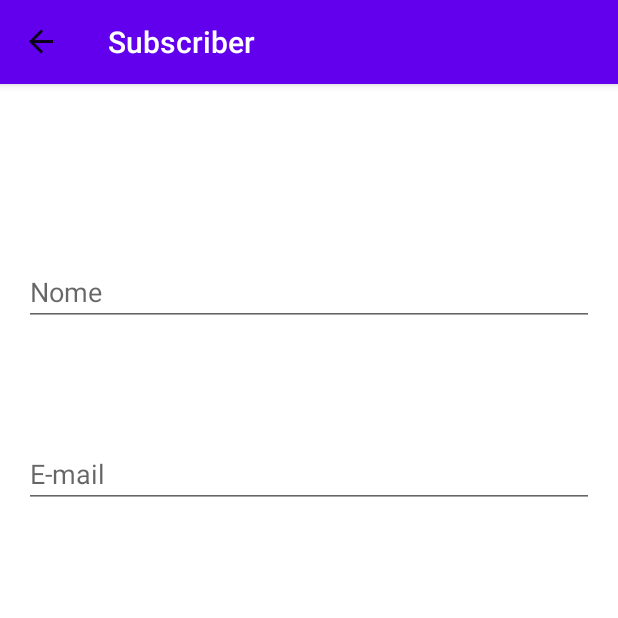
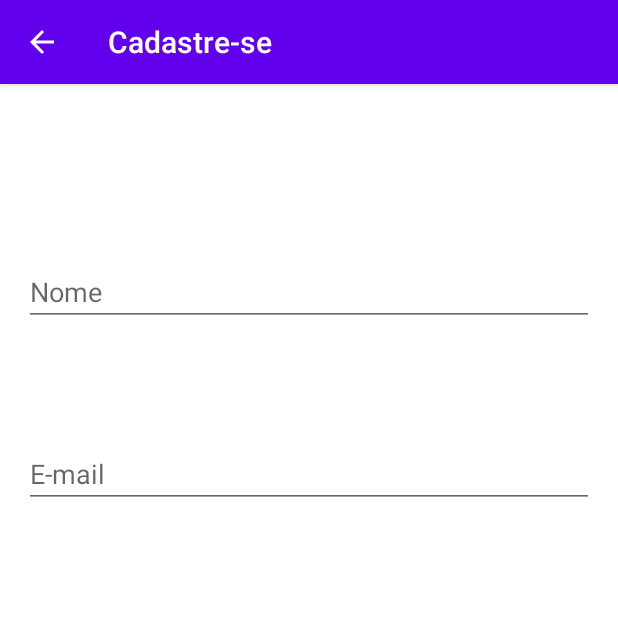
Before and after one commit to GraceTorresLeite/ProjetoAndroid, an Android app: the SubscriberFragment screen opened through its navigation route, on a phone screen of 412 x 824 dp, the top half of it. Run offline under Robolectric (Android 15) with nearby library versions, the phone set to English and light mode, and no system bars; our stand-ins replace Room's generated code, navigation-ui.

```diff
--- a/app/src/main/java/com/example/projetoandroid/MainActivity.kt
+++ b/app/src/main/java/com/example/projetoandroid/MainActivity.kt
@@ -2,20 +2,34 @@ package com.example.projetoandroid
 
 import androidx.appcompat.app.AppCompatActivity
 import android.os.Bundle
+import androidx.navigation.NavController
 import androidx.navigation.fragment.NavHostFragment
 import androidx.navigation.ui.AppBarConfiguration
+import androidx.navigation.ui.navigateUp
+import androidx.navigation.ui.setupActionBarWithNavController
 import androidx.navigation.ui.setupWithNavController
 import kotlinx.android.synthetic.main.activity_main.*
 
 class MainActivity : AppCompatActivity() {
+    private lateinit var navController: NavController
+    private lateinit var appBarConfiguration: AppBarConfiguration
+
     override fun onCreate(savedInstanceState: Bundle?) {
         super.onCreate(savedInstanceState)
         setContentView(R.layout.activity_main)
 
+        setSupportActionBar(app_toolbar)
         val navHostFragment = supportFragmentManager.findFragmentById(R.id.nav_host_fragment) as NavHostFragment
-        val navController = navHostFragment.navController
-        val appBarConfiguration = AppBarConfiguration(navController.graph)
+        navController = navHostFragment.navController
+        appBarConfiguration = AppBarConfiguration(navController.graph)
+        setupActionBarWithNavController(navController, appBarConfiguration)
 
-        app_toolbar.setupWithNavController(navController, appBarConfiguration)
+        navController.addOnDestinationChangedListener { _, _, _ ->  // trocando meus fragmentos
+            supportActionBar?.setHomeAsUpIndicator(R.drawable.ic_back)
+        }
+    }
+
+    override fun onSupportNavigateUp(): Boolean {
+        return navController.navigateUp(appBarConfiguration) || super.onSupportNavigateUp()//configurando back
     }
 }
--- a/app/src/main/java/com/example/projetoandroid/data/db/dao/SubscriberDAO.kt
+++ b/app/src/main/java/com/example/projetoandroid/data/db/dao/SubscriberDAO.kt
@@ -22,5 +22,5 @@ interface SubscriberDAO {
     suspend fun deleteAll()
 
     @Query("SELECT * FROM subscriber")
-    fun getAll(): LiveData<List<SubscriberEntity>>
+    suspend fun getAll(): List<SubscriberEntity>
 }
--- a/app/src/main/java/com/example/projetoandroid/data/db/entity/SubscriberEntity.kt
+++ b/app/src/main/java/com/example/projetoandroid/data/db/entity/SubscriberEntity.kt
@@ -1,12 +1,15 @@
 package com.example.projetoandroid.data.db.entity
 
+import android.os.Parcelable
 import androidx.room.Entity
 import androidx.room.PrimaryKey
+import kotlinx.android.parcel.Parcelize
 
+@Parcelize
 @Entity(tableName = "subscriber")
 data class SubscriberEntity(
     @PrimaryKey(autoGenerate = true)
     val id: Long = 0,
     val name: String,
     val email: String
-)
+): Parcelable // implementando
--- /dev/null
+++ b/app/src/main/java/com/example/projetoandroid/extension/NavExtension.kt
@@ -0,0 +1,20 @@
+package com.example.projetoandroid.estension
+
+import androidx.navigation.NavController
+import androidx.navigation.NavOptions
+import com.example.projetoandroid.R
+
+// passar animações do projeto , buil constroi as navegaç~coes
+private val slideLeftOptions = NavOptions.Builder()
+        .setEnterAnim(R.anim.slide_in_right)
+        .setExitAnim(R.anim.slide_out_left)
+        .setPopEnterAnim(R.anim.slide_in_left)
+        .setPopExitAnim(R.anim.slide_out_right)
+        .build()
+
+fun NavController.navigateWithAnimations( //nova navegação com as novas animações
+        destinationId: Int,
+        animation: NavOptions = slideLeftOptions
+) {
+    this.navigate(destinationId, null, animation)
+}
--- a/app/src/main/java/com/example/projetoandroid/repository/DatabaseDataSource.kt
+++ b/app/src/main/java/com/example/projetoandroid/repository/DatabaseDataSource.kt
@@ -1,6 +1,6 @@
 package com.example.projetoandroid.repository
 
-import androidx.lifecycle.LiveData
+
 import com.example.projetoandroid.data.db.dao.SubscriberDAO
 import com.example.projetoandroid.data.db.entity.SubscriberEntity
 
@@ -33,7 +33,7 @@ class DatabaseDataSource (private val subscriberDAO: SubscriberDAO) : Subscriber
         subscriberDAO.deleteAll()
     }
 
-    override suspend fun getAllSubscribers(): LiveData<List<SubscriberEntity>> {
+    override suspend fun getAllSubscribers(): List<SubscriberEntity> {
         return subscriberDAO.getAll()
     }
 }
--- a/app/src/main/java/com/example/projetoandroid/repository/SubscriberRepository.kt
+++ b/app/src/main/java/com/example/projetoandroid/repository/SubscriberRepository.kt
@@ -12,5 +12,5 @@ interface SubscriberRepository {
 
     suspend fun deleteAllSubscribers()
 
-    suspend fun getAllSubscribers(): LiveData<List<SubscriberEntity>>
+    suspend fun getAllSubscribers(): List<SubscriberEntity>
 }
--- a/app/src/main/java/com/example/projetoandroid/ui/subscriber/SubscriberFragment.kt
+++ b/app/src/main/java/com/example/projetoandroid/ui/subscriber/SubscriberFragment.kt
@@ -7,6 +7,7 @@ import androidx.appcompat.app.AppCompatActivity
 import androidx.fragment.app.viewModels
 import androidx.lifecycle.ViewModel
 import androidx.lifecycle.ViewModelProvider
+import androidx.navigation.fragment.findNavController
 //import androidx.lifecycle.observe - deprecated , solicitou retirada
 import com.example.projetoandroid.R
 import com.example.projetoandroid.extension.hideKeyboard
@@ -40,21 +41,21 @@ class SubscriberFragment : Fragment(R.layout.subscriber_fragment) { //=> retiram
         setListeners()
     }
 
-    private fun observeEvents() {                                          // redefinindo nome do evento
+    private fun observeEvents() {
         viewModel.subscriberStateEventData.observe(viewLifecycleOwner) { subscriberState ->
             when (subscriberState) {
                 is SubscriberViewModel.SubscriberState.Inserted -> {
                     clearFields()
                     hideKeyboard()
                     requireView().requestFocus()
+
+                    findNavController().popBackStack()
                 }
             }
         }
 
         viewModel.messageEventData.observe(viewLifecycleOwner) { stringResId ->
             Snackbar.make(requireView(), stringResId, Snackbar.LENGTH_LONG).show()
-            // parecido com a criação do toste
-
         }
     }
 
@@ -66,7 +67,7 @@ class SubscriberFragment : Fragment(R.layout.subscriber_fragment) { //=> retiram
     private fun hideKeyboard() {
         val parentActivity = requireActivity()
         if (parentActivity is AppCompatActivity) {
-            parentActivity.hideKeyboard() //implementar a extension
+            parentActivity.hideKeyboard()
         }
     }
 
@@ -78,5 +79,4 @@ class SubscriberFragment : Fragment(R.layout.subscriber_fragment) { //=> retiram
             viewModel.addSubscriber(name, email)
         }
     }
-
 }
--- a/app/src/main/java/com/example/projetoandroid/ui/subscriber/subscriberList/SubscriberListAdapter.kt
+++ b/app/src/main/java/com/example/projetoandroid/ui/subscriber/subscriberList/SubscriberListAdapter.kt
@@ -11,12 +11,13 @@ import com.example.projetoandroid.data.db.entity.SubscriberEntity
 import kotlinx.android.synthetic.main.subscriber_item.view.*
 
 class SubscriberListAdapter(
-    private val subscribers: List<SubscriberEntity>
+        private val subscribers: List<SubscriberEntity>
 ) : RecyclerView.Adapter<SubscriberListAdapter.SubscriberListViewHolder>() {
+    var onItemClick:((entity:SubscriberEntity)-> Unit)?=null
 
     override fun onCreateViewHolder(parent: ViewGroup, viewType: Int): SubscriberListViewHolder {
         val view = LayoutInflater.from(parent.context)
-            .inflate(R.layout.subscriber_item, parent, false)
+                .inflate(R.layout.subscriber_item, parent, false)
 
         return SubscriberListViewHolder(view)
     }
@@ -27,13 +28,17 @@ class SubscriberListAdapter(
 
     override fun getItemCount(): Int = subscribers.size
 
-    class SubscriberListViewHolder(itemView: View) : RecyclerView.ViewHolder(itemView) {
+    inner class SubscriberListViewHolder(itemView: View) : RecyclerView.ViewHolder(itemView) {
         private val textViewSubscriberName: TextView = itemView.text_subscriber_name
         private val textViewSubscriberEmail: TextView = itemView.text_subscriber_email
 
         fun bindView(subscriber: SubscriberEntity) {
             textViewSubscriberName.text = subscriber.name
             textViewSubscriberEmail.text = subscriber.email
+
+            itemView.setOnClickListener{
+                onItemClick?.invoke(subscriber)
+            }
         }
     }
 }
--- a/app/src/main/java/com/example/projetoandroid/ui/subscriber/subscriberList/SubscriberListFragment.kt
+++ b/app/src/main/java/com/example/projetoandroid/ui/subscriber/subscriberList/SubscriberListFragment.kt
@@ -3,27 +3,59 @@ package com.example.projetoandroid.ui.subscriber.subscriberList
 import android.os.Bundle
 import android.view.View
 import androidx.fragment.app.Fragment
+import androidx.lifecycle.ViewModelProvider
+import androidx.lifecycle.observe
+import androidx.fragment.app.viewModels
+import androidx.lifecycle.ViewModel
+import androidx.navigation.Navigation.findNavController
+import androidx.navigation.fragment.findNavController
 import com.example.projetoandroid.R
+import com.example.projetoandroid.data.db.AppDataBase
+
 import com.example.projetoandroid.data.db.entity.SubscriberEntity
+import com.example.projetoandroid.estension.navigateWithAnimations
+import com.example.projetoandroid.repository.DatabaseDataSource
+import com.example.projetoandroid.repository.SubscriberRepository
 import kotlinx.android.synthetic.main.subscriber_list_fragment.*
 
 // definir recurso de layout- não precisa mais do oncreateview
 class SubscriberListFragment : Fragment(R.layout.subscriber_list_fragment) {
-    private lateinit var viewModel: SubscriberListViewModel
+
+    private val viewModel: SubscriberListViewModel by viewModels {
+        object : ViewModelProvider.Factory {
+            override fun <T : ViewModel?> create(modelClass: Class<T>): T {
+                val subscriberDao = AppDataBase.getInstance(requireContext()).subscriberDAO
+                val repository: SubscriberRepository = DatabaseDataSource(subscriberDao)
+                return SubscriberListViewModel(repository) as T
+            }
+        }
+    }
 
     override fun onViewCreated(view: View, savedInstanceState: Bundle?) {
         super.onViewCreated(view, savedInstanceState)
-//instanciar adapter - lista fake
-        val subscriberListAdapter = SubscriberListAdapter(
-            listOf(
-                SubscriberEntity(1, "Grace", "grace@teste1.com"),
-                SubscriberEntity(2, "Fundatec", "fundatec@teste2.com")
-            )
-        )
+        observeViewModelEvents()
+        configureViewListeners()
+    }
 
-        with(recycler_subscribers) {
-            setHasFixedSize(true)
-            adapter = subscriberListAdapter
+    private fun observeViewModelEvents() {
+        viewModel.allSubscribersEvent.observe(viewLifecycleOwner) { allSubscribers ->
+            val subscriberListAdapter = SubscriberListAdapter(allSubscribers)
+
+            with(recycler_subscribers) {
+                setHasFixedSize(true)
+                adapter = subscriberListAdapter
+            }
         }
     }
-                                           }
+
+    override fun onResume() {
+        super.onResume()
+        viewModel.getSubscribers()// busca no meu banco, e cria um novo adapter
+    }
+
+    private fun configureViewListeners() {
+        fabAddSubscriber.setOnClickListener {
+            findNavController().navigateWithAnimations(R.id.subscriberFragment)
+        }
+    }
+}
--- a/app/src/main/java/com/example/projetoandroid/ui/subscriber/subscriberList/SubscriberListViewModel.kt
+++ b/app/src/main/java/com/example/projetoandroid/ui/subscriber/subscriberList/SubscriberListViewModel.kt
@@ -1,7 +1,23 @@
 package com.example.projetoandroid.ui.subscriber.subscriberList
 
+import androidx.lifecycle.LiveData
+import androidx.lifecycle.MutableLiveData
 import androidx.lifecycle.ViewModel
+import androidx.lifecycle.viewModelScope
+import com.example.projetoandroid.data.db.entity.SubscriberEntity
+import com.example.projetoandroid.repository.SubscriberRepository
+import kotlinx.coroutines.launch
 
-class SubscriberListViewModel : ViewModel() {
-    // TODO: Implement the ViewModel
+class SubscriberListViewModel(
+        private val repository: SubscriberRepository
+) : ViewModel() {
+
+    private val _allSubscribersEvent = MutableLiveData<List<SubscriberEntity>>()
+    val allSubscribersEvent: LiveData<List<SubscriberEntity>>
+        get() = _allSubscribersEvent
+
+    //responsavel por obter o Live Data = chmando o get subscriber
+    fun getSubscribers() = viewModelScope.launch {
+        _allSubscribersEvent.postValue(repository.getAllSubscribers())
+    }
 }
--- /dev/null
+++ b/app/src/main/res/anim/slide_in_right.xml
@@ -0,0 +1,6 @@
+<?xml version="1.0" encoding="utf-8"?>
+<set xmlns:android="http://schemas.android.com/apk/res/android">
+    <translate android:fromXDelta="100%" android:toXDelta="0%"
+        android:fromYDelta="0%" android:toYDelta="0%"
+        android:duration="200"/>
+</set>
--- /dev/null
+++ b/app/src/main/res/anim/slide_out_left.xml
@@ -0,0 +1,6 @@
+<?xml version="1.0" encoding="utf-8"?>
+<set xmlns:android="http://schemas.android.com/apk/res/android">
+    <translate android:fromXDelta="0%" android:toXDelta="-100%"
+        android:fromYDelta="0%" android:toYDelta="0%"
+        android:duration="200"/>
+</set>
--- /dev/null
+++ b/app/src/main/res/anim/slide_out_right.xml
@@ -0,0 +1,6 @@
+<?xml version="1.0" encoding="utf-8"?>
+<set xmlns:android="http://schemas.android.com/apk/res/android">
+    <translate android:fromXDelta="0%" android:toXDelta="100%"
+        android:fromYDelta="0%" android:toYDelta="0%"
+        android:duration="200"/>
+</set>
--- /dev/null
+++ b/app/src/main/res/drawable/ic_back.xml
@@ -0,0 +1,5 @@
+<vector android:height="24dp" android:tint="#FFFFFF"
+    android:viewportHeight="24" android:viewportWidth="24"
+    android:width="24dp" xmlns:android="http://schemas.android.com/apk/res/android">
+    <path android:fillColor="@android:color/white" android:pathData="M20,11H7.83l5.59,-5.59L12,4l-8,8 8,8 1.41,-1.41L7.83,13H20v-2z"/>
+</vector>
--- a/app/src/main/res/navigation/main_graph.xml
+++ b/app/src/main/res/navigation/main_graph.xml
@@ -7,11 +7,21 @@
     <fragment
         android:id="@+id/subscriberListFragment"
         android:name="com.example.projetoandroid.ui.subscriber.subscriberList.SubscriberListFragment"
-        android:label="Lista de Cadastros" />
+        android:label="@string/subscriberList_title"
+        tools:layout="@layout/subscriber_list_fragment" >
+    <action
+        android:id="@+id/action_subscriberListFragment_to_subscriberFragment"
+        app:destination="@+id/subscriberFragment"/>
+    </fragment>
     <fragment
         android:id="@+id/subscriberFragment"
         android:name="com.example.projetoandroid.ui.subscriber.SubscriberFragment"
         android:label="@string/subscriber_title"
-        tools:layout="@layout/subscriber_fragment" />
+        tools:layout="@layout/subscriber_fragment" >
+        <argument
+            android:name="subscriber"
+            app:argType="com.example.projetoandroid.data.db.entity.SubscriberEntity"
+            app:nullable="true" />
+    </fragment>
 
 </navigation>
--- a/app/src/main/res/values/strings.xml
+++ b/app/src/main/res/values/strings.xml
@@ -5,9 +5,12 @@
     <string name="subscriber_name_hint">Nome</string>
     <string name="subscriber_email_hint">E-mail</string>
     <string name="subscriber_button">Salvar</string>
-    <string name="subscriber_title">Subscriber</string>
+    <string name="subscriber_title">Cadastre-se</string>
 
     <!--informando ao usuário um registro no banco de dados-->
     <string name="subscriber_inserted_successfully">Subscriber was successfully inserted</string>
     <string name="subscriber_error_to_insert">There was an error when inserting Subscriber</string>
+
+    <!-- subscriberList-->
+    <string name="subscriberList_title"> Lista de cadastro</string>
 </resources>
```
Also changed, not shown: app/src/main/res/anim/slide_in_left.xml (added, +7 -0 lines), 1 other file.
